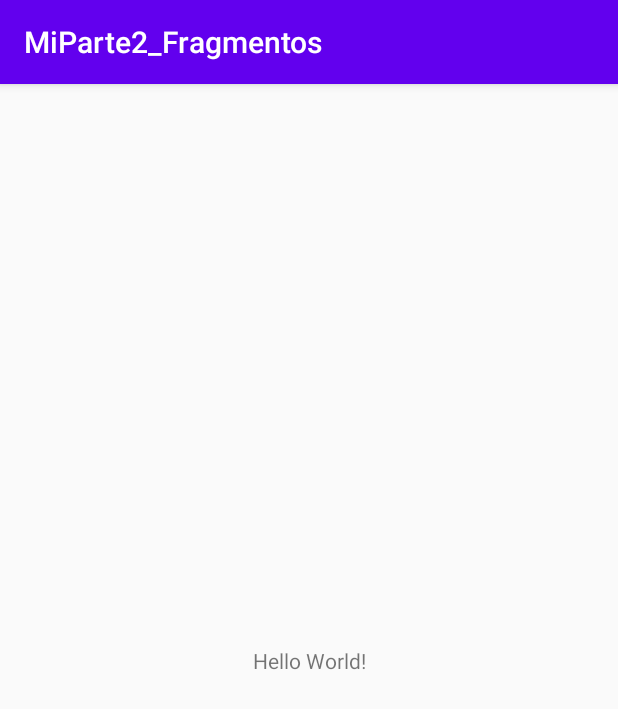
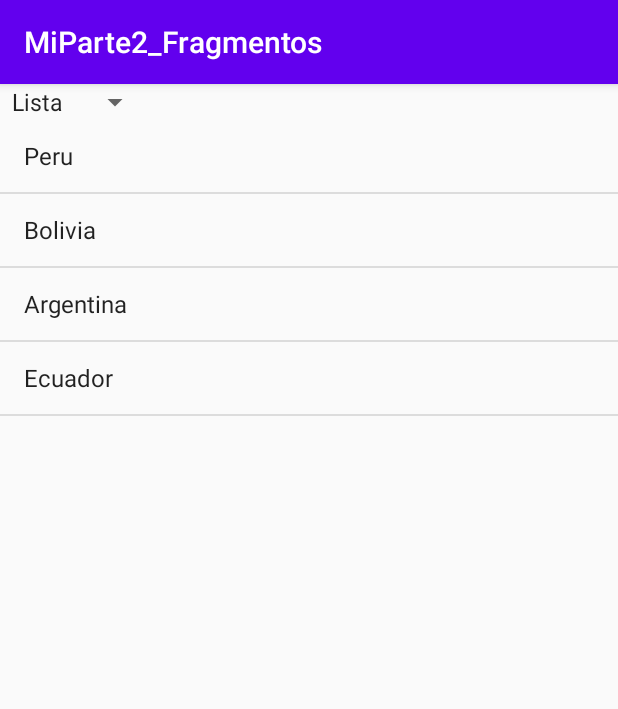
Before and after one commit to WCNosliwsys/MiParte2_Fragmentos_a1, an Android app: the screen it shows after launch (MainActivity), on a phone screen of 412 x 824 dp. Shown: the top 709 px of the screen. Run offline under Robolectric (Android 15) with nearby library versions, the phone set to English and light mode, and no system bars.

Commit message:
añadiendo una lista usando un fragmento estatico

```diff
--- /dev/null
+++ b/app/src/main/java/com/ditec/miparte2_fragmentos/ListaFragmento.java
@@ -0,0 +1,19 @@
+package com.ditec.miparte2_fragmentos;
+
+import android.os.Bundle;
+import android.view.LayoutInflater;
+import android.view.View;
+import android.view.ViewGroup;
+
+import androidx.annotation.NonNull;
+import androidx.annotation.Nullable;
+import androidx.fragment.app.Fragment;
+
+public class ListaFragmento extends Fragment {
+    @Nullable
+    @Override
+    public View onCreateView(@NonNull LayoutInflater inflater, @Nullable ViewGroup container, @Nullable Bundle savedInstanceState) {
+        View view= inflater.inflate(R.layout.lista_fragmento,container,false);
+        return view;
+    }
+}
--- a/app/src/main/res/layout/activity_main.xml
+++ b/app/src/main/res/layout/activity_main.xml
@@ -1,18 +1,18 @@
 <?xml version="1.0" encoding="utf-8"?>
-<androidx.constraintlayout.widget.ConstraintLayout xmlns:android="http://schemas.android.com/apk/res/android"
+<LinearLayout xmlns:android="http://schemas.android.com/apk/res/android"
     xmlns:app="http://schemas.android.com/apk/res-auto"
     xmlns:tools="http://schemas.android.com/tools"
     android:layout_width="match_parent"
     android:layout_height="match_parent"
+    android:orientation="vertical"
     tools:context=".MainActivity">
-
-    <TextView
+    <Spinner
+        android:entries="@array/tipo"
         android:layout_width="wrap_content"
-        android:layout_height="wrap_content"
-        android:text="Hello World!"
-        app:layout_constraintBottom_toBottomOf="parent"
-        app:layout_constraintLeft_toLeftOf="parent"
-        app:layout_constraintRight_toRightOf="parent"
-        app:layout_constraintTop_toTopOf="parent" />
-
-</androidx.constraintlayout.widget.ConstraintLayout>
+        android:layout_height="wrap_content" />
+    <fragment
+        android:name="com.ditec.miparte2_fragmentos.ListaFragmento"
+        android:layout_width="match_parent"
+        android:layout_height="match_parent"
+        android:id="@+id/mifragment"/>
+</LinearLayout>
--- /dev/null
+++ b/app/src/main/res/layout/lista_fragmento.xml
@@ -0,0 +1,12 @@
+<?xml version="1.0" encoding="utf-8"?>
+<LinearLayout xmlns:android="http://schemas.android.com/apk/res/android"
+    android:layout_width="match_parent"
+    android:layout_height="match_parent"
+    android:orientation="vertical">
+    <ListView
+        android:id="@+id/milista"
+        android:layout_width="match_parent"
+        android:layout_height="match_parent"
+        android:entries="@array/lista"
+        />
+</LinearLayout>
--- /dev/null
+++ b/app/src/main/res/values/datos.xml
@@ -0,0 +1,13 @@
+<?xml version="1.0" encoding="utf-8"?>
+<resources>
+    <string-array name="tipo">
+        <item>Lista</item>
+        <item>Grilla</item>
+    </string-array>
+    <string-array name="lista">
+        <item>Peru</item>
+        <item>Bolivia</item>
+        <item>Argentina</item>
+        <item>Ecuador</item>
+    </string-array>
+</resources>
```
